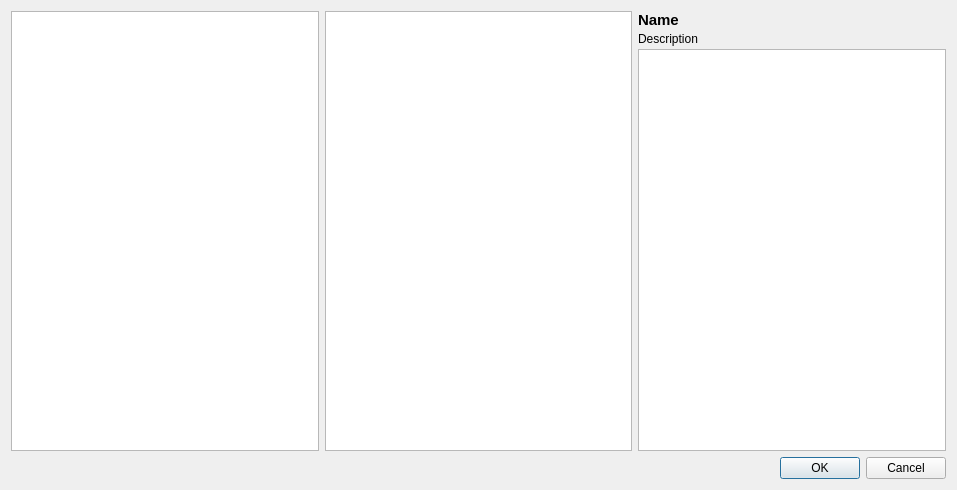
Qt form libs/librepcb/libraryeditor/common/symbolchooserdialog.ui (LibrePCB/LibrePCB) before a commit.
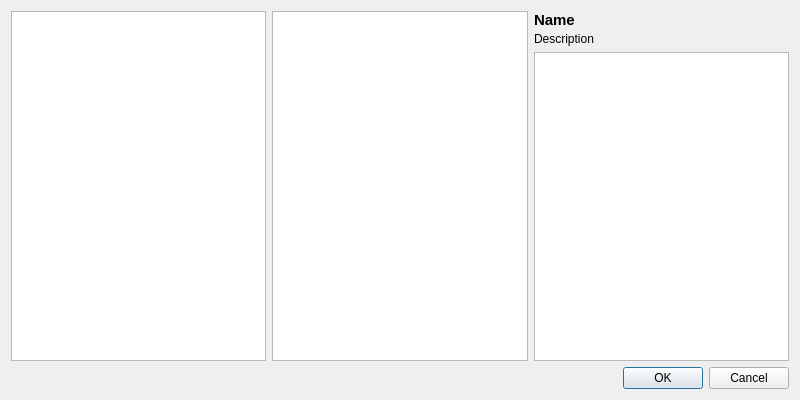
The same form after that commit. Custom widgets are drawn as their Qt base class.

Commit message: Fix layout issues in SymbolChooserDialog

Diff of the .ui file:
```diff
--- a/libs/librepcb/libraryeditor/common/symbolchooserdialog.ui
+++ b/libs/librepcb/libraryeditor/common/symbolchooserdialog.ui
@@ -9,8 +9,8 @@
    <rect>
     <x>0</x>
     <y>0</y>
-    <width>957</width>
-    <height>490</height>
+    <width>800</width>
+    <height>400</height>
    </rect>
   </property>
   <property name="windowTitle">
@@ -19,30 +19,22 @@
   <property name="modal">
    <bool>true</bool>
   </property>
-  <layout class="QVBoxLayout" name="verticalLayout">
-   <item>
-    <layout class="QHBoxLayout" name="horizontalLayout" stretch="1,1,1">
-     <item>
+  <layout class="QGridLayout" name="gridLayout" rowstretch="0,1,0" columnstretch="1,1,1">
+   <item row="0" column="0" rowspan="2">
       <widget class="QTreeView" name="treeCategories">
        <property name="editTriggers">
         <set>QAbstractItemView::NoEditTriggers</set>
        </property>
       </widget>
      </item>
-     <item>
+   <item row="0" column="1" rowspan="2">
       <widget class="QListWidget" name="listSymbols">
-       <property name="minimumSize">
-        <size>
-         <width>0</width>
-         <height>0</height>
-        </size>
-       </property>
        <property name="sortingEnabled">
         <bool>true</bool>
        </property>
       </widget>
      </item>
-     <item>
+   <item row="0" column="2">
       <layout class="QVBoxLayout" name="verticalLayout_2">
        <property name="spacing">
         <number>3</number>
@@ -59,6 +51,9 @@
          <property name="text">
           <string notr="true">Name</string>
          </property>
+       <property name="wordWrap">
+        <bool>true</bool>
+       </property>
         </widget>
        </item>
        <item>
@@ -74,7 +69,9 @@
          </property>
         </widget>
        </item>
-       <item>
+    </layout>
+   </item>
+   <item row="1" column="2">
         <widget class="GraphicsView" name="graphicsView">
          <property name="verticalScrollBarPolicy">
           <enum>Qt::ScrollBarAlwaysOff</enum>
@@ -84,11 +81,7 @@
          </property>
         </widget>
        </item>
-      </layout>
-     </item>
-    </layout>
-   </item>
-   <item>
+   <item row="2" column="0" colspan="3">
     <widget class="QDialogButtonBox" name="buttonBox_2">
      <property name="orientation">
       <enum>Qt::Horizontal</enum>
```
Lines whose indentation alone changed are shown as unchanged.
